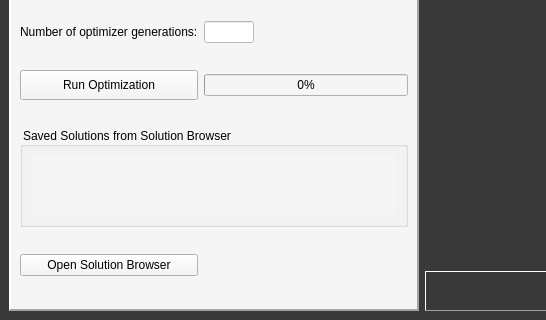
e3da/PowerSynth1-src, file powercad/project_builder/ui/mainWindow.ui: the form before one commit; both pictures show x 0 to 546 and y 640 to 960 of the 1222 by 960 pixel window.
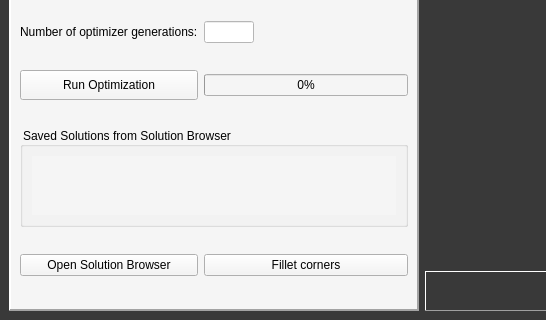
The form after the commit. The open tabs and pages were chosen to show the change. Icons and pictures are not drawn.

Patch:
```diff
--- a/powercad/project_builder/ui/mainWindow.ui
+++ b/powercad/project_builder/ui/mainWindow.ui
@@ -4058,6 +4058,13 @@
           </property>
          </widget>
         </item>
+        <item row="4" column="1">
+         <widget class="QPushButton" name="btn_fillet">
+          <property name="text">
+           <string>Fillet corners</string>
+          </property>
+         </widget>
+        </item>
        </layout>
       </widget>
      </widget>
```
Left out of the diff: 24 changed lines with no effect on the pictures.
